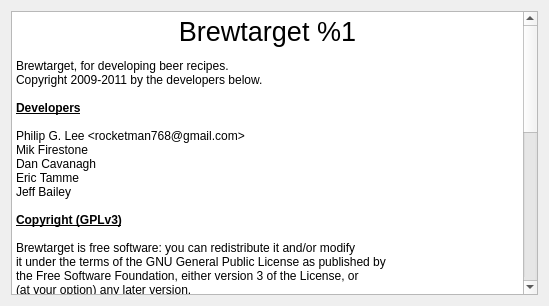
Brewtarget/brewtarget, file ui/aboutDialog.ui: the form before one commit.
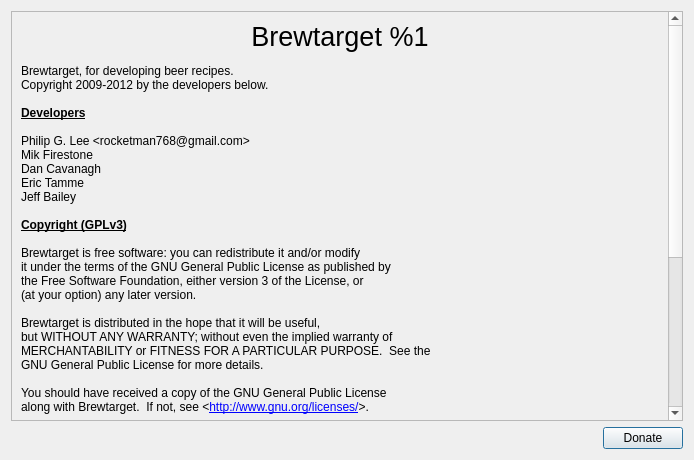
The form after the commit. Icons and pictures are not drawn.

Commit message: Added donate button to about dialog. Changed about dialog to a QLabel.

```diff
--- a/ui/aboutDialog.ui
+++ b/ui/aboutDialog.ui
@@ -6,24 +6,39 @@
    <rect>
     <x>0</x>
     <y>0</y>
-    <width>549</width>
-    <height>306</height>
+    <width>694</width>
+    <height>460</height>
    </rect>
   </property>
   <property name="windowTitle">
    <string>About Brewtarget</string>
   </property>
-  <layout class="QHBoxLayout" name="horizontalLayout">
+  <layout class="QVBoxLayout" name="verticalLayout">
    <item>
-    <widget class="QTextBrowser" name="textBrowser">
-     <property name="html">
-      <string notr="true">&lt;!DOCTYPE HTML PUBLIC &quot;-//W3C//DTD HTML 4.0//EN&quot; &quot;http://www.w3.org/TR/REC-html40/strict.dtd&quot;&gt;
+    <widget class="QScrollArea" name="scrollArea">
+     <property name="widgetResizable">
+      <bool>true</bool>
+     </property>
+     <widget class="QWidget" name="scrollAreaWidgetContents">
+      <property name="geometry">
+       <rect>
+        <x>0</x>
+        <y>0</y>
+        <width>694</width>
+        <height>659</height>
+       </rect>
+      </property>
+      <layout class="QVBoxLayout" name="verticalLayout_2">
+       <item>
+        <widget class="QLabel" name="label">
+         <property name="text">
+          <string>&lt;!DOCTYPE HTML PUBLIC &quot;-//W3C//DTD HTML 4.0//EN&quot; &quot;http://www.w3.org/TR/REC-html40/strict.dtd&quot;&gt;
 &lt;html&gt;&lt;head&gt;&lt;meta name=&quot;qrichtext&quot; content=&quot;1&quot; /&gt;&lt;style type=&quot;text/css&quot;&gt;
 p, li { white-space: pre-wrap; }
 &lt;/style&gt;&lt;/head&gt;&lt;body style=&quot; font-family:'DejaVu Sans'; font-size:9pt; font-weight:400; font-style:normal;&quot;&gt;
-&lt;p align=&quot;center&quot; style=&quot; margin-top:12px; margin-bottom:0px; margin-left:0px; margin-right:0px; -qt-block-indent:0; text-indent:0px;&quot;&gt;&lt;span style=&quot; font-size:20pt;&quot;&gt;Brewtarget %1&lt;/span&gt;&lt;/p&gt;
+&lt;p align=&quot;center&quot; style=&quot; margin-top:0px; margin-bottom:0px; margin-left:0px; margin-right:0px; -qt-block-indent:0; text-indent:0px;&quot;&gt;&lt;span style=&quot; font-size:20pt;&quot;&gt;Brewtarget %1&lt;/span&gt;&lt;/p&gt;
 &lt;p style=&quot; margin-top:12px; margin-bottom:0px; margin-left:0px; margin-right:0px; -qt-block-indent:0; text-indent:0px;&quot;&gt;&lt;span style=&quot; font-family:'Courier New,courier';&quot;&gt;Brewtarget, for developing beer recipes.&lt;/span&gt;&lt;/p&gt;
-&lt;p style=&quot; margin-top:0px; margin-bottom:0px; margin-left:0px; margin-right:0px; -qt-block-indent:0; text-indent:0px;&quot;&gt;&lt;span style=&quot; font-family:'Courier New,courier';&quot;&gt;Copyright 2009-2011 by the developers below.&lt;/span&gt;&lt;/p&gt;
+&lt;p style=&quot; margin-top:0px; margin-bottom:0px; margin-left:0px; margin-right:0px; -qt-block-indent:0; text-indent:0px;&quot;&gt;&lt;span style=&quot; font-family:'Courier New,courier';&quot;&gt;Copyright 2009-2012 by the developers below.&lt;/span&gt;&lt;/p&gt;
 &lt;p style=&quot;-qt-paragraph-type:empty; margin-top:0px; margin-bottom:0px; margin-left:0px; margin-right:0px; -qt-block-indent:0; text-indent:0px; font-family:'Courier New,courier';&quot;&gt;&lt;/p&gt;
 &lt;p style=&quot; margin-top:0px; margin-bottom:0px; margin-left:0px; margin-right:0px; -qt-block-indent:0; text-indent:0px;&quot;&gt;&lt;span style=&quot; font-family:'Courier New,courier'; font-weight:600; text-decoration: underline;&quot;&gt;Developers&lt;/span&gt;&lt;/p&gt;
 &lt;p style=&quot;-qt-paragraph-type:empty; margin-top:0px; margin-bottom:0px; margin-left:0px; margin-right:0px; -qt-block-indent:0; text-indent:0px; font-family:'Courier New,courier';&quot;&gt;&lt;/p&gt;
@@ -47,7 +62,7 @@
 &lt;p style=&quot;-qt-paragraph-type:empty; margin-top:0px; margin-bottom:0px; margin-left:0px; margin-right:0px; -qt-block-indent:0; text-indent:0px; font-family:'Courier New,courier';&quot;&gt;&lt;/p&gt;
 &lt;p style=&quot; margin-top:0px; margin-bottom:0px; margin-left:0px; margin-right:0px; -qt-block-indent:0; text-indent:0px;&quot;&gt;&lt;span style=&quot; font-family:'Courier New,courier';&quot;&gt;You should have received a copy of the GNU General Public License&lt;/span&gt;&lt;/p&gt;
 &lt;p style=&quot; margin-top:0px; margin-bottom:12px; margin-left:0px; margin-right:0px; -qt-block-indent:0; text-indent:0px;&quot;&gt;&lt;span style=&quot; font-family:'Courier New,courier';&quot;&gt;along with Brewtarget.  If not, see &amp;lt;&lt;/span&gt;&lt;a href=&quot;http://www.gnu.org/licenses/&quot;&gt;&lt;span style=&quot; font-family:'Courier New,courier'; text-decoration: underline; color:#0000ff;&quot;&gt;http://www.gnu.org/licenses/&lt;/span&gt;&lt;/a&gt;&lt;span style=&quot; font-family:'Courier New,courier';&quot;&gt;&amp;gt;.&lt;/span&gt;&lt;/p&gt;
-&lt;p style=&quot; margin-top:0px; margin-bottom:12px; margin-left:0px; margin-right:0px; -qt-block-indent:0; text-indent:0px;&quot;&gt;&lt;span style=&quot; font-family:'Courier New,courier'; font-weight:600;&quot;&gt;Source Code&lt;/span&gt;&lt;/p&gt;
+&lt;p style=&quot; margin-top:0px; margin-bottom:12px; margin-left:0px; margin-right:0px; -qt-block-indent:0; text-indent:0px;&quot;&gt;&lt;span style=&quot; font-family:'Courier New,courier'; font-weight:600; text-decoration: underline;&quot;&gt;Source Code&lt;/span&gt;&lt;/p&gt;
 &lt;p style=&quot; margin-top:0px; margin-bottom:12px; margin-left:0px; margin-right:0px; -qt-block-indent:0; text-indent:0px;&quot;&gt;&lt;span style=&quot; font-family:'Courier New,courier';&quot;&gt;Brewtarget's source code can be downloaded at &lt;/span&gt;&lt;a href=&quot;http://brewtarget.sourceforge.net&quot;&gt;&lt;span style=&quot; font-family:'Sans Serif'; text-decoration: underline; color:#0057ae;&quot;&gt;brewtarget.sourceforge.net&lt;/span&gt;&lt;/a&gt;&lt;span style=&quot; font-family:'Sans Serif';&quot;&gt;.&lt;/span&gt;&lt;/p&gt;
 &lt;p style=&quot; margin-top:0px; margin-bottom:12px; margin-left:0px; margin-right:0px; -qt-block-indent:0; text-indent:0px;&quot;&gt;&lt;span style=&quot; font-family:'Courier New,courier'; font-weight:600; text-decoration: underline;&quot;&gt;Special Thanks&lt;/span&gt;&lt;/p&gt;
 &lt;p style=&quot; margin-top:0px; margin-bottom:0px; margin-left:0px; margin-right:0px; -qt-block-indent:0; text-indent:0px;&quot;&gt;&lt;span style=&quot; font-family:'Courier New,courier';&quot;&gt;Marc Cote (French translation)&lt;/span&gt;&lt;/p&gt;
@@ -62,9 +77,44 @@
 &lt;p style=&quot; margin-top:0px; margin-bottom:0px; margin-left:0px; margin-right:0px; -qt-block-indent:0; text-indent:0px;&quot;&gt;&lt;span style=&quot; font-family:'Courier New,courier';&quot;&gt;server, printer, edit-copy, document-print-preview and merge images from Oxygen theme (CC license)&lt;/span&gt;&lt;/p&gt;
 &lt;p style=&quot; margin-top:0px; margin-bottom:0px; margin-left:0px; margin-right:0px; -qt-block-indent:0; text-indent:0px;&quot;&gt;&lt;span style=&quot; font-family:'Courier New,courier';&quot;&gt;backup image from Nuvola theme (LGPL)&lt;/span&gt;&lt;/p&gt;
 &lt;p style=&quot; margin-top:0px; margin-bottom:0px; margin-left:0px; margin-right:0px; -qt-block-indent:0; text-indent:0px;&quot;&gt;&lt;span style=&quot; font-family:'Courier New,courier';&quot;&gt;restore image from Fatcow Web Hosting &amp;quot;Farm Fresh Icons&amp;quot; (CC license)&lt;/span&gt;&lt;/p&gt;&lt;/body&gt;&lt;/html&gt;</string>
-     </property>
+         </property>
+        </widget>
+       </item>
+      </layout>
+     </widget>
     </widget>
    </item>
+   <item>
+    <layout class="QHBoxLayout" name="horizontalLayout">
+     <property name="topMargin">
+      <number>0</number>
+     </property>
+     <item>
+      <spacer name="horizontalSpacer">
+       <property name="orientation">
+        <enum>Qt::Horizontal</enum>
+       </property>
+       <property name="sizeHint" stdset="0">
+        <size>
+         <width>40</width>
+         <height>20</height>
+        </size>
+       </property>
+      </spacer>
+     </item>
+     <item>
+      <widget class="QPushButton" name="pushButton_donate">
+       <property name="text">
+        <string>Donate</string>
+       </property>
+       <property name="icon">
+        <iconset resource="../brewtarget.qrc">
+         <normaloff>:/images/donate.svg</normaloff>:/images/donate.svg</iconset>
+       </property>
+      </widget>
+     </item>
+    </layout>
+   </item>
   </layout>
  </widget>
  <resources/>
```
Left out of the diff: 4 changed lines with no effect on the pictures. The commit also changes 3 other files.
